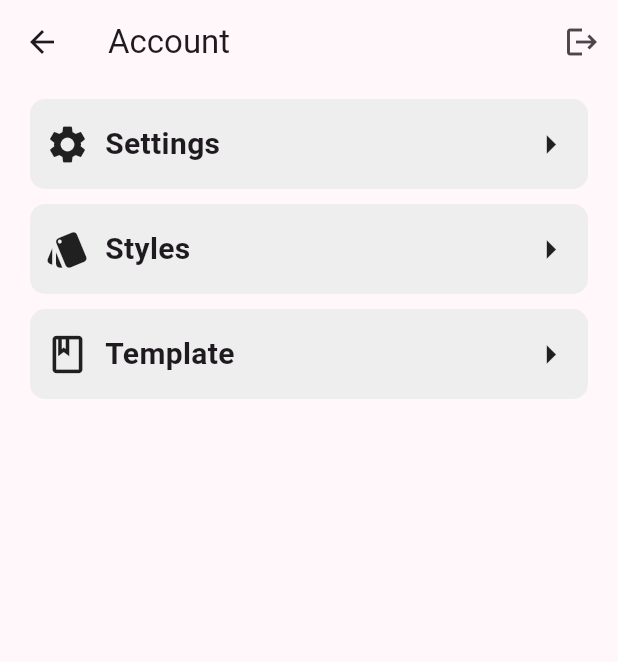
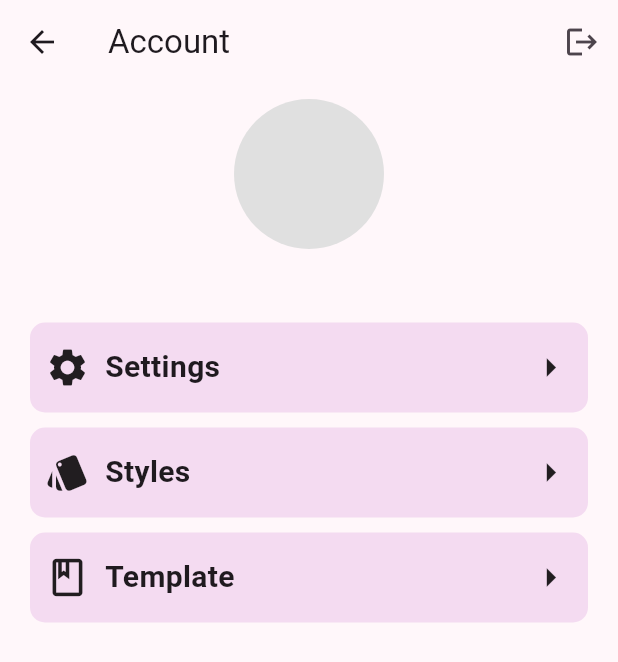
Before and after one commit to daniyar104/cash-mobile, a Flutter app: the MainAcountPage screen opened directly, on a phone screen of 412 x 824 dp. Shown: the top 662 px of the screen. Run offline on Flutter 3.47's test engine with Material 3 defaults, Android fonts, the phone set to English and light mode, and no system bars; our stand-ins replace flutter_localization, sembast, shared_preferences, sqflite, syncfusion_flutter_charts; accounts and stored records are empty.

Commit message:
(fix): Fix another bags, (add): Add welcome text

```diff
--- a/lib/db/app_database_helper.dart
+++ b/lib/db/app_database_helper.dart
@@ -10,6 +10,7 @@ abstract class AppDatabaseHelper {
   // User methods
   Future<List<UserModel>> getUsers();
   Future<UserModel?> getUserById(int id);
+  Future<String> getUserNameById(int id);
   Future<int> insertUser(UserModel user);
   Future<int> updateUser(UserModel user);
   Future<int> deleteUser(int id);
--- a/lib/localization/locales.dart
+++ b/lib/localization/locales.dart
@@ -7,6 +7,7 @@ const List<MapLocale> LOCALES = [
 ];
 
 mixin LocalData {
+  static const String welcome = 'welcome';
   static const String title = 'title';
   static const String body = 'body';
   static const String welcomeBack = 'welcomeBack';
@@ -34,6 +35,7 @@ mixin LocalData {
       title: 'Localiztion',
       body: 'Welcome to the localization example app. This is a simple app to demonstrate localization in Flutter. You can change the language from the settings screen.',
       welcomeBack: 'Welcome back',
+      welcome: 'Welcome',
       login: 'Login',
       password: 'Password',
       email: 'Email',
@@ -56,6 +58,7 @@ mixin LocalData {
     title: 'Локализация',
     body: 'Добро пожаловать в пример локализации приложения. Это простое приложение для демонстрации локализации в Flutter. Вы можете изменить язык на экране настроек.',
     welcomeBack: "Добро пожаловать",
+    welcome: "Добро пожаловать,",
     login: "Войти",
     password: "Пароль",
     email: "Электронная почта",
--- a/lib/main.dart
+++ b/lib/main.dart
@@ -4,7 +4,6 @@ import 'package:shared_preferences/shared_preferences.dart';
 import 'package:untitled1/localization/locales.dart';
 import 'package:untitled1/screens/MainScreen.dart';
 import 'package:untitled1/screens/login/login_page.dart';
-import 'package:untitled1/testPage.dart';
 void main() async{
   WidgetsFlutterBinding.ensureInitialized();
   final prefs = await SharedPreferences.getInstance();
--- a/lib/screens/accountPage/MainAccountPage.dart
+++ b/lib/screens/accountPage/MainAccountPage.dart
@@ -1,30 +1,43 @@
 import 'package:flutter/material.dart';
 import 'package:flutter_localization/flutter_localization.dart';
 import 'package:shared_preferences/shared_preferences.dart';
+import 'package:untitled1/db/app_database_helper.dart';
 import 'package:untitled1/screens/accountPage/settings/SettingsPage.dart';
+import 'package:untitled1/screens/accountPage/settings/styles/SelectStylePage.dart';
+import 'package:untitled1/screens/accountPage/settings/template/TemplatePage.dart';
 
+import '../../db/database_factory.dart';
 import '../../localization/locales.dart';
 import '../../widgets/ui/SettingsTile.dart';
 import '../login/login_page.dart';
 
 class MainAcountPage extends StatefulWidget {
+  const MainAcountPage({super.key});
+
   @override
-  State<MainAcountPage> createState() => _MainAccountPageState();
+  State<MainAcountPage> createState() => _MainAcountPageState();
 }
 
-class _MainAccountPageState extends State<MainAcountPage> {
-  late FlutterLocalization _flutterLocalization;
-  late String _selectedLanguage;
-
+class _MainAcountPageState extends State<MainAcountPage> {
+  final AppDatabaseHelper _dbHelper = getDatabaseHelper();
+  late String name = "";
   @override
   void initState() {
-    // TODO: implement initState
     super.initState();
-    _flutterLocalization = FlutterLocalization.instance;
-    _selectedLanguage = _flutterLocalization.currentLocale!.languageCode;
-    print(_selectedLanguage);
+    _loadUserName();
   }
 
+  Future<String?> _loadUserName() async {
+    final prefs = await SharedPreferences.getInstance();
+    final userId = prefs.getInt('userId');
+    if (userId != null) {
+      final users = await _dbHelper.getUsers();
+      final user = users.firstWhere((user) => user.id == userId);
+      name = user.username!;
+      setState(() {});
+    }
+    return name;
+  }
   Future<void> _logout() async {
     final prefs = await SharedPreferences.getInstance();
     await prefs.remove('userId');
@@ -49,6 +62,20 @@ class _MainAccountPageState extends State<MainAcountPage> {
         padding: const EdgeInsets.symmetric(horizontal: 20, vertical: 10),
         child: Column(
           children: [
+            Container(
+              height: 100,
+              width: 100,
+              decoration: BoxDecoration(
+                shape: BoxShape.circle,
+                color: Colors.grey[300],
+                // image: DecorationImage(
+                //   image: AssetImage('assets/images/user.png'),
+                //   fit: BoxFit.cover,
+                // ),
+              ),
+            ),
+            Text(name!, style: TextStyle(fontSize: 20)),
+            SizedBox(height: 20),
             SettingsTile(
                 leadingIcon: Icons.settings,
                 localizationKey: LocalData.settings.getString(context),
@@ -69,7 +96,7 @@ class _MainAccountPageState extends State<MainAcountPage> {
                   Navigator.push(
                     context,
                     MaterialPageRoute(
-                      builder: (context) => SettingsPage(),
+                      builder: (context) => SelectStylePage(),
                     ),
                   );
                 }
@@ -82,7 +109,7 @@ class _MainAccountPageState extends State<MainAcountPage> {
                   Navigator.push(
                     context,
                     MaterialPageRoute(
-                      builder: (context) => SettingsPage(),
+                      builder: (context) => TemplatePage(),
                     ),
                   );
                 }
@@ -109,16 +136,4 @@ class _MainAccountPageState extends State<MainAcountPage> {
       ),
     );
   }
-  void _setLocal(String? value) {
-    if (value == null) return;
-    if (value == "en") {
-      _flutterLocalization.translate("en");
-    } else if (value == "ru") {
-      _flutterLocalization.translate("ru");
-    }
-
-    setState(() {
-      _selectedLanguage = value!;
-    });
-  }
 }
--- a/lib/widgets/ui/SettingsTile.dart
+++ b/lib/widgets/ui/SettingsTile.dart
@@ -15,7 +15,7 @@ class SettingsTile extends StatelessWidget {
         padding: EdgeInsets.symmetric(vertical: 15, horizontal: 10),
         decoration: BoxDecoration(
           borderRadius: BorderRadius.circular(10),
-          color: Colors.grey[200],
+          color: Theme.of(context).colorScheme.secondaryContainer
         ),
         child: Row(
             children: [
```
Also changed, not shown: lib/db/database_helper.dart (+16 -0 lines), lib/db/sembast_database_helper.dart (+7 -0 lines), lib/screens/MainScreen.dart (+8 -2 lines), lib/screens/TransactionsListPage.dart (+26 -32 lines), lib/screens/accountPage/settings/styles/SelectStylePage.dart (added, +41 -0 lines), lib/screens/accountPage/settings/template/TemplatePage.dart (added, +28 -0 lines), lib/screens/accountPage/styles/StylesPage.dart (deleted, +0 -45 lines), lib/testPage.dart (deleted, +0 -25 lines).
